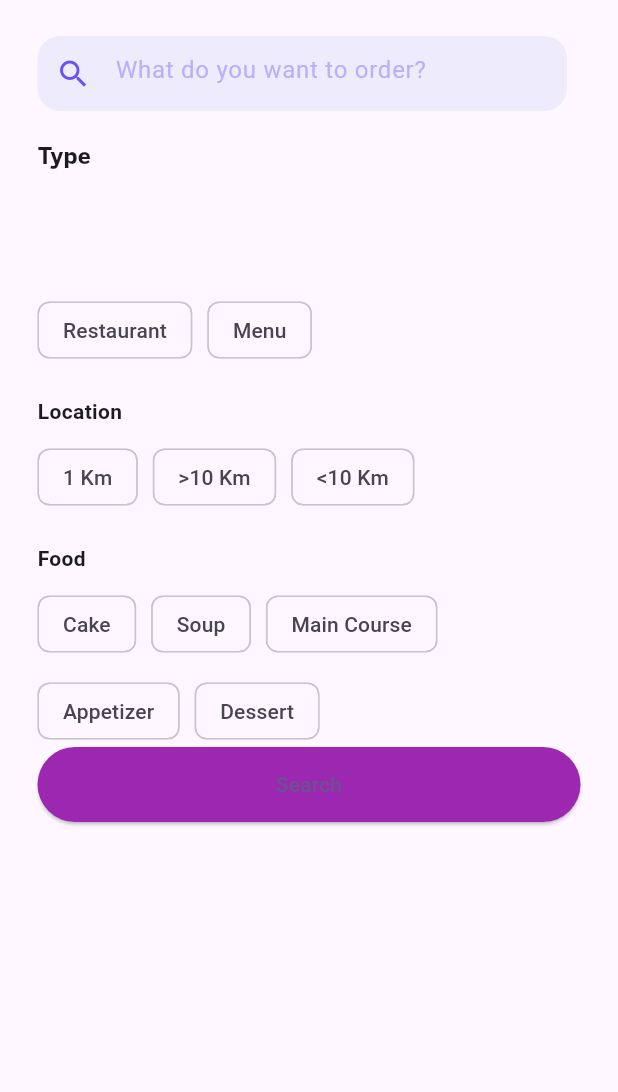
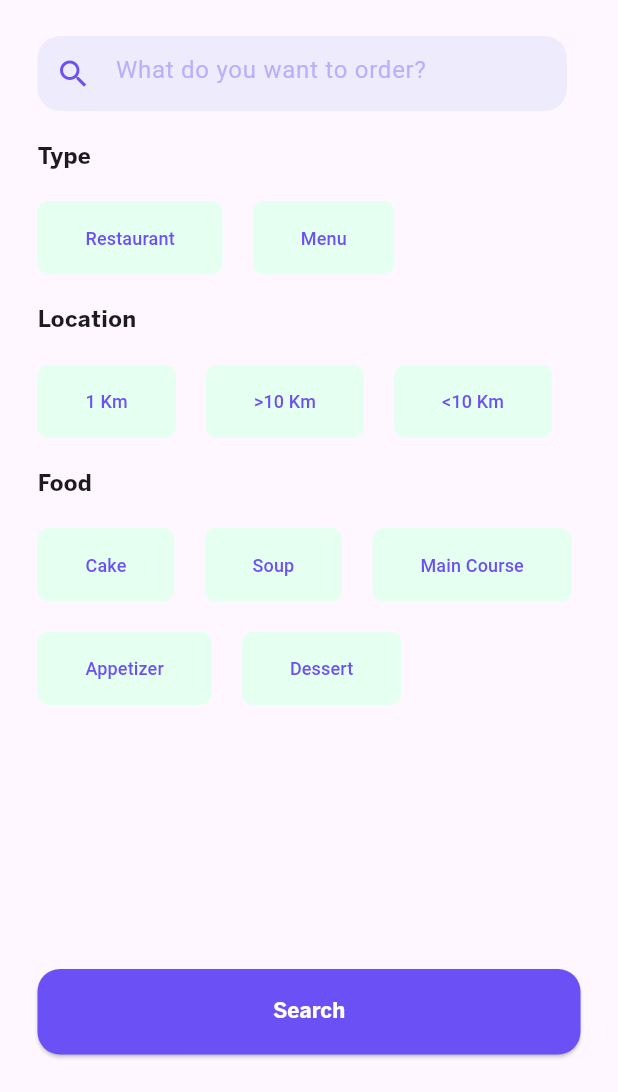
Before and after one commit to nitin1359/solulab2, a Flutter app: the FilterScreen screen opened directly, on a phone screen of 412 x 824 dp, the part 144-1236 px from its top. Run offline on Flutter 3.47's test engine with Material 3 defaults, Android fonts, the light colour scheme and no system bars; our stand-ins replace cloud_firestore, firebase_core, firebase_messaging, flutter_local_notifications, get, google_nav_bar; accounts and stored records are empty; Roboto replaces fonts that are missing (Bentonsans Medium, Bentonsans_Bold).

Commit message:
minute changes

```diff
--- a/lib/detail screen/explore_restaurant.dart
+++ b/lib/detail screen/explore_restaurant.dart
@@ -1,6 +1,9 @@
 // ignore_for_file: prefer_const_constructors
 
+import 'package:cloud_firestore/cloud_firestore.dart';
 import 'package:flutter/material.dart';
+import 'package:solulab2/services/restaurant.dart';
+import 'package:solulab2/utils/bottomnavbar.dart';
 import 'package:solulab2/utils/commonwidget.dart';
 
 class ExploreRestaurant extends StatelessWidget {
@@ -54,7 +57,29 @@ class ExploreRestaurant extends StatelessWidget {
                           fontSize: 15.0),
                     ),
                     SizedBox(height: 20.0),
-                    popularRestaurant(),
+                    StreamBuilder(
+                        stream: FirebaseFirestore.instance
+                            .collection('restaurants')
+                            .snapshots(),
+                        builder:
+                            (context, AsyncSnapshot<QuerySnapshot> snapshot) {
+                          if (snapshot.hasError) {
+                            return const Text('Something went wrong');
+                          }
+
+                          if (snapshot.connectionState ==
+                              ConnectionState.waiting) {
+                            return const CircularProgressIndicator();
+                          }
+
+                          List<Restaurant> restaurants =
+                              snapshot.data!.docs.map(
+                            (doc) {
+                              return Restaurant.fromFirestore(doc);
+                            },
+                          ).toList();
+                          return popularRestaurant(list: restaurants);
+                        }),
                   ],
                 ),
               ),
--- a/lib/detail screen/filter_screen.dart
+++ b/lib/detail screen/filter_screen.dart
@@ -10,16 +10,13 @@ class FilterScreen extends StatelessWidget {
   Widget build(BuildContext context) {
     return Scaffold(
       body: SafeArea(
-        child: Stack(
+        child: Column(
           children: [
-            // const BgImage(),
-            SingleChildScrollView(
-              child: Padding(
-                padding: const EdgeInsets.symmetric(horizontal: 25.0),
-                child: Column(
-                  crossAxisAlignment: CrossAxisAlignment.start,
+            Expanded(
+              child: ListView(
+                padding: EdgeInsets.symmetric(horizontal: 25.0),
                 children: [
-                    const SizedBox(height: 20.0),
+                  SizedBox(height: 20.0),
                   Row(
                     crossAxisAlignment: CrossAxisAlignment.center,
                     children: [
@@ -28,77 +25,105 @@ class FilterScreen extends StatelessWidget {
                           text: "Find Your\nFavorite Food",
                           fontFamily: 'Bentonsans_Bold',
                           fontSize: 31.0,
-                            color: const Color(0xFF22242E),
+                          color: Color(0xFF22242E),
                         ),
                       ),
-                        const SizedBox(width: 27.0),
+                      SizedBox(width: 27.0),
                       notificationBell(),
                     ],
                   ),
                   SizedBox(height: 18.0),
                   Row(
                     children: [
-                        searchBox(),
-                        SizedBox(
-                          width: 9.0,
-                        ),
+                      Expanded(child: searchBox()),
+                      SizedBox(width: 9.0),
                     ],
                   ),
                   SizedBox(height: 20.0),
-                    assign2TextField(
+                  SizedBox(
+                    height: 20,
+                    child: assign2TextField(
                       text: 'Type',
                       fontFamily: 'Bentonsans_Bold',
-                        fontSize: 15.0),
+                      fontSize: 15.0,
+                    ),
+                  ),
                   SizedBox(height: 20.0),
-                    Row(
+                  Wrap(
+                    clipBehavior: Clip.none,
+                    spacing: 20,
                     children: const [
-                        Chip(label: Text('Restaurant')),
-                        SizedBox(width: 10),
-                        Chip(label: Text('Menu')),
+                      CustomChip(text: 'Restaurant'),
+                      CustomChip(text: 'Menu'),
                     ],
                   ),
                   SizedBox(height: 20),
-                    Text('Location',
-                        style: TextStyle(fontWeight: FontWeight.bold)),
-                    SizedBox(height: 10),
+                  SizedBox(
+                    height: 20,
+                    child: assign2TextField(
+                      text: 'Location',
+                      fontFamily: 'Bentonsans_Bold',
+                      fontSize: 15.0,
+                    ),
+                  ),
+                  SizedBox(height: 20.0),
                   Wrap(
-                      spacing: 10,
+                    clipBehavior: Clip.none,
+                    spacing: 20,
                     children: const [
-                        Chip(label: Text('1 Km')),
-                        Chip(label: Text('>10 Km')),
-                        Chip(label: Text('<10 Km')),
+                      CustomChip(text: '1 Km'),
+                      CustomChip(text: '>10 Km'),
+                      CustomChip(text: '<10 Km')
                     ],
                   ),
                   SizedBox(height: 20),
-                    Text('Food', style: TextStyle(fontWeight: FontWeight.bold)),
-                    SizedBox(height: 10),
+                  SizedBox(
+                    height: 20,
+                    child: assign2TextField(
+                      text: 'Food',
+                      fontFamily: 'Bentonsans_Bold',
+                      fontSize: 15.0,
+                    ),
+                  ),
+                  SizedBox(height: 20.0),
                   Wrap(
-                      spacing: 10,
-                      runSpacing: 10,
+                    clipBehavior: Clip.none,
+                    spacing: 20,
+                    runSpacing: 20,
                     children: const [
-                        Chip(label: Text('Cake')),
-                        Chip(label: Text('Soup')),
-                        Chip(label: Text('Main Course')),
-                        Chip(label: Text('Appetizer')),
-                        Chip(label: Text('Dessert')),
+                      CustomChip(text: 'Cake'),
+                      CustomChip(text: 'Soup'),
+                      CustomChip(text: 'Main Course'),
+                      CustomChip(text: 'Appetizer'),
+                      CustomChip(text: 'Dessert'),
                     ],
                   ),
-                    Spacer(),
-                    SizedBox(
+                  SizedBox(height: 20),
+                ],
+              ),
+            ),
+            Padding(
+              padding: EdgeInsets.all(25.0),
+              child: SizedBox(
                 width: double.infinity,
                 child: ElevatedButton(
+                  style: ElevatedButton.styleFrom(
+                      backgroundColor: const Color(0xFF6B50F6),
+                      shape: RoundedRectangleBorder(
+                        borderRadius: BorderRadius.circular(15.0),
+                      ),
+                      fixedSize: const Size(157, 57)),
                   onPressed: () {},
-                        style: ElevatedButton.styleFrom(
-                          backgroundColor: Colors.purple,
-                          shape: RoundedRectangleBorder(
-                            borderRadius: BorderRadius.circular(30),
-                          ),
-                          padding: EdgeInsets.symmetric(vertical: 15),
-                        ),
-                        child: Text('Search'),
+                  child: const Center(
+                    child: Text(
+                      'Search',
+                      style: TextStyle(
+                        fontFamily: 'BentonSans_Bold',
+                        fontSize: 14,
+                        color: Color(0xffFEFEFF),
                       ),
                     ),
-                  ],
+                  ),
                 ),
               ),
             ),
--- a/lib/services/menu.dart
+++ b/lib/services/popular_menu.dart
@@ -1,21 +1,21 @@
 import 'package:cloud_firestore/cloud_firestore.dart';
 
-class Menu {
+class PopularMenu {
   final String name;
   final String imageUrl;
   final String restaurant;
   final int price;
 
-  Menu({
+  PopularMenu({
     required this.name,
     required this.imageUrl,
     required this.restaurant,
     required this.price,
   });
 
-  factory Menu.fromFirestore(DocumentSnapshot doc) {
+  factory PopularMenu.fromFirestore(DocumentSnapshot doc) {
     Map data = doc.data() as Map;
-    return Menu(
+    return PopularMenu(
       name: data['name'] ?? '',
       imageUrl: data['imageUrl'] ?? '',
       restaurant: data['restaurant'] ?? '',
--- a/lib/utils/commonwidget.dart
+++ b/lib/utils/commonwidget.dart
@@ -2,7 +2,7 @@ import 'package:cloud_firestore/cloud_firestore.dart';
 import 'package:flutter/material.dart';
 import 'package:get/get.dart';
 import 'package:solulab2/detail%20screen/filter_screen.dart';
-import 'package:solulab2/services/menu.dart';
+import 'package:solulab2/services/popular_menu.dart';
 import 'package:solulab2/services/restaurant.dart';
 
 Widget assign2TextField({
@@ -153,35 +153,18 @@ Widget nearestRestaurant() {
   );
 }
 
-Widget popularRestaurant() {
-  return StreamBuilder(
-    stream: FirebaseFirestore.instance.collection('restaurants').snapshots(),
-    builder: (context, AsyncSnapshot<QuerySnapshot> snapshot) {
-      if (snapshot.hasError) {
-        return const Text('Something went wrong');
-      }
-
-      if (snapshot.connectionState == ConnectionState.waiting) {
-        return const CircularProgressIndicator();
-      }
-
-      final List<Restaurant> restaurants = snapshot.data!.docs.map(
-        (doc) {
-          return Restaurant.fromFirestore(doc);
-        },
-      ).toList();
-
+Widget popularRestaurant({List<Restaurant>? list}) {
   return GridView.builder(
     shrinkWrap: true,
     physics: const ClampingScrollPhysics(),
-        itemCount: snapshot.data?.size ?? 0,
+    itemCount: list?.length ?? 0,
     gridDelegate: const SliverGridDelegateWithFixedCrossAxisCount(
       crossAxisCount: 2,
       mainAxisSpacing: 20,
       crossAxisSpacing: 20,
     ),
     itemBuilder: (context, index) {
-          final restaurant = restaurants[index];
+      final restaurant = list![index];
       return Container(
         decoration: BoxDecoration(
           color: Colors.white,
@@ -224,13 +207,11 @@ Widget popularRestaurant() {
       );
     },
   );
-    },
-  );
 }
 
 Widget popularMenu() {
   return StreamBuilder(
-    stream: FirebaseFirestore.instance.collection('menus').snapshots(),
+    stream: FirebaseFirestore.instance.collection('popularmenu').snapshots(),
     builder: (context, AsyncSnapshot<QuerySnapshot> snapshot) {
       if (snapshot.hasError) {
         return const Text('Something went wrong');
@@ -240,9 +221,9 @@ Widget popularMenu() {
         return const CircularProgressIndicator();
       }
 
-      final List<Menu> menus = snapshot.data!.docs.map(
+      final List<PopularMenu> menus = snapshot.data!.docs.map(
         (doc) {
-          return Menu.fromFirestore(doc);
+          return PopularMenu.fromFirestore(doc);
         },
       ).toList();
 
@@ -255,7 +236,7 @@ Widget popularMenu() {
           return Padding(
             padding: const EdgeInsets.symmetric(vertical: 10.0),
             child: Container(
-              height: 80,
+              height: 87,
               decoration: BoxDecoration(
                 color: Colors.white,
                 borderRadius: BorderRadius.circular(15.0),
@@ -263,8 +244,8 @@ Widget popularMenu() {
               child: Row(
                 children: [
                   Container(
-                    width: 80,
-                    height: 80,
+                    width: 64,
+                    height: 64,
                     margin: const EdgeInsets.all(8.0),
                     decoration: BoxDecoration(
                       borderRadius: BorderRadius.circular(15.0),
@@ -321,3 +302,40 @@ Widget popularMenu() {
     },
   );
 }
+
+class CustomChip extends StatelessWidget {
+  final String text;
+
+  const CustomChip({
+    super.key,
+    required this.text,
+  });
+
+  @override
+  Widget build(BuildContext context) {
+    return Container(
+      constraints: const BoxConstraints(minHeight: 44),
+      child: Chip(
+        backgroundColor: const Color(0xFFE5FFF0),
+        label: Padding(
+          padding: const EdgeInsets.symmetric(vertical: 8.0, horizontal: 16.0),
+          child: Text(
+            text,
+            style: const TextStyle(
+              color: Color(0xFF6B50F6),
+              fontFamily: 'Bentonsans Medium',
+              fontSize: 12,
+            ),
+          ),
+        ),
+        shape: const RoundedRectangleBorder(
+          borderRadius: BorderRadius.all(Radius.circular(8)),
+          side: BorderSide(
+            color: Colors.transparent,
+            width: 0,
+          ),
+        ),
+      ),
+    );
+  }
+}
```
Lines whose indentation alone changed are shown as unchanged.
